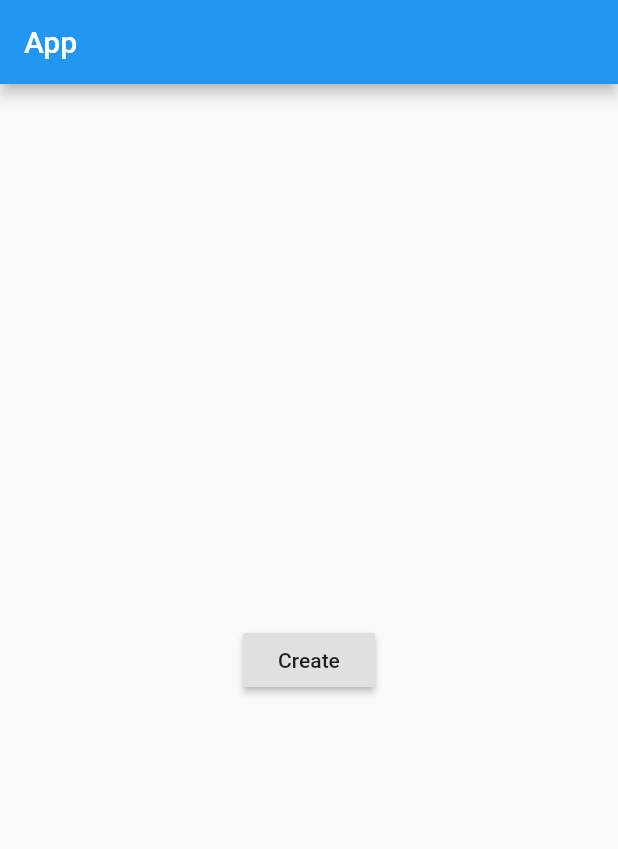
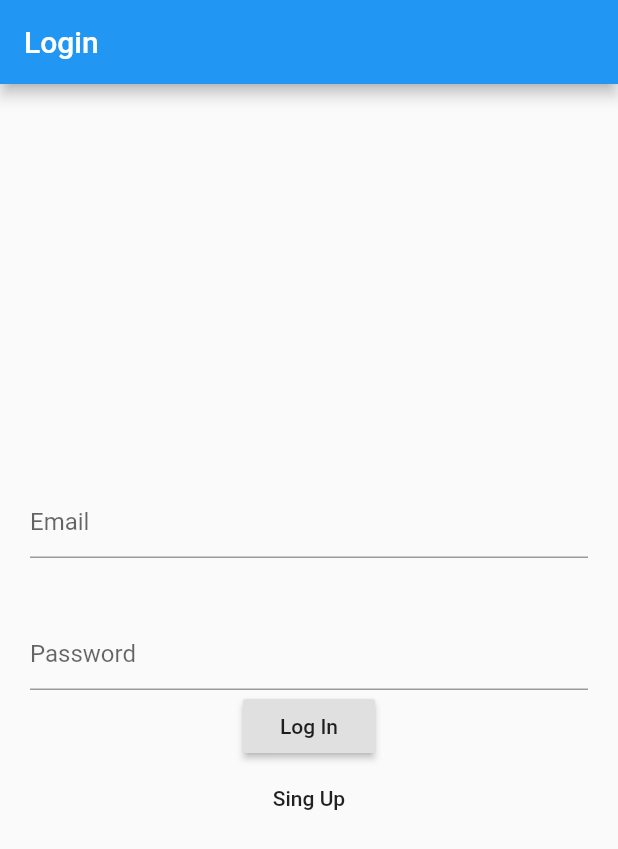
Before and after one commit to xaakib/Getx--firebase_auth-crud_final, a Flutter app: the screen it shows after launch, on a phone screen of 412 x 824 dp. Shown: the top 849 px of the screen. Run offline on Flutter 3.47's test engine with Material 2 defaults, Android fonts, the phone set to English and light mode, and no system bars; our stand-ins replace cloud_firestore, get; accounts and stored records are empty.

Commit message:
login ui done

```diff
--- a/lib/main.dart
+++ b/lib/main.dart
@@ -1,5 +1,7 @@
 import 'package:cloud_firestore/cloud_firestore.dart';
+import 'package:firebase_crud_final/screens/login_page.dart';
 import 'package:flutter/material.dart';
+import 'package:get/get.dart';
 
 void main() {
   runApp(MyApp());
@@ -9,42 +11,6 @@ class MyApp extends StatelessWidget {
   // This widget is the root of your application.
   @override
   Widget build(BuildContext context) {
-    return MaterialApp(
-      debugShowCheckedModeBanner: false,
-      title: 'Flutter Demo',
-      theme: ThemeData(
-        primarySwatch: Colors.blue,
-        visualDensity: VisualDensity.adaptivePlatformDensity,
-      ),
-      home: Crud(),
-    );
+    return GetMaterialApp(home: Login());
   }
 }
-
-class Crud extends StatelessWidget {
-  // ignore: deprecated_member_use
-  final Firestore firestore = Firestore.instance;
-  void create() async {}
-  void _read() async {}
-  void _iupdate(async) {}
-  void _delete() async {}
-  @override
-  Widget build(BuildContext context) {
-    return Scaffold(
-      appBar: AppBar(
-        title: Text("App"),
-      ),
-      body: Center(
-        child: Column(
-          mainAxisAlignment: MainAxisAlignment.center,
-          children: [
-            RaisedButton(
-              child: Text("Create"),
-              onPressed: () {},
-            ),
-          ],
-        ),
-      ),
-    );
-  }
-}
--- /dev/null
+++ b/lib/screens/home.dart
@@ -0,0 +1,8 @@
+import 'package:flutter/material.dart';
+
+class Home extends StatelessWidget {
+  @override
+  Widget build(BuildContext context) {
+    return Container();
+  }
+}
--- /dev/null
+++ b/lib/screens/login_page.dart
@@ -0,0 +1,51 @@
+import 'package:flutter/material.dart';
+
+class Login extends StatelessWidget {
+  final TextEditingController emailController = TextEditingController();
+
+  final TextEditingController passwordController = TextEditingController();
+
+  @override
+  Widget build(BuildContext context) {
+    return Scaffold(
+      appBar: AppBar(
+        title: Text("Login"),
+      ),
+      body: Center(
+        child: Padding(
+          padding: const EdgeInsets.symmetric(horizontal: 20),
+          child: Column(
+            mainAxisAlignment: MainAxisAlignment.center,
+            children: [
+              TextFormField(
+                controller: emailController,
+                decoration: InputDecoration(
+                  hintText: "Email",
+                ),
+              ),
+              SizedBox(
+                height: 40,
+              ),
+              TextFormField(
+                controller: passwordController,
+                decoration: InputDecoration(
+                  hintText: "Password",
+                ),
+              ),
+              RaisedButton(
+                onPressed: () {},
+                child: Text(
+                  "Log In",
+                ),
+              ),
+              FlatButton(
+                onPressed: () {},
+                child: Text("Sing Up"),
+              ),
+            ],
+          ),
+        ),
+      ),
+    );
+  }
+}
--- /dev/null
+++ b/lib/screens/singup.dart
@@ -0,0 +1,13 @@
+import 'package:flutter/material.dart';
+
+class SingUp extends StatefulWidget {
+  @override
+  _SingUpState createState() => _SingUpState();
+}
+
+class _SingUpState extends State<SingUp> {
+  @override
+  Widget build(BuildContext context) {
+    return Container();
+  }
+}
--- a/pubspec.yaml
+++ b/pubspec.yaml
@@ -23,7 +23,9 @@ environment:
 dependencies:
   flutter:
     sdk: flutter
-  cloud_firestore: ^0.13.7
+  cloud_firestore:
+  firebase_auth:
+  get:
 
 dev_dependencies:
   flutter_test:
```
Also changed, not shown: pubspec.lock.
